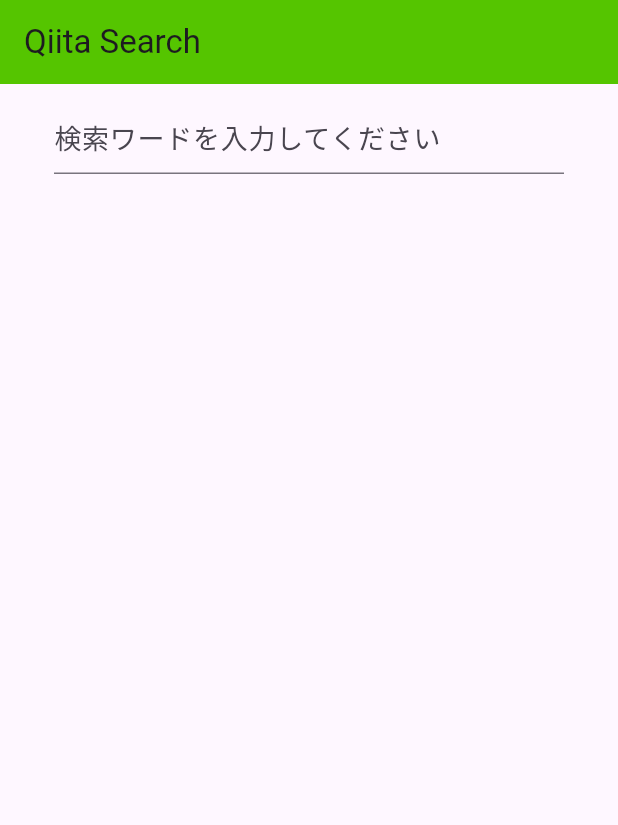
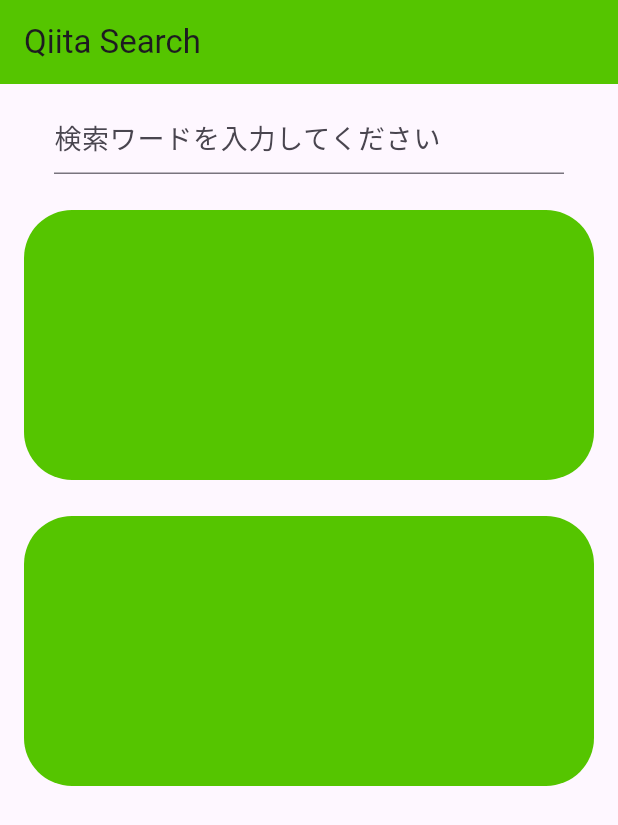
Before and after one commit to naoyamatsunaga/qiita_search, a Flutter app: the screen it shows after launch, on a phone screen of 412 x 824 dp. Shown: the top 825 px of the screen. Run offline on Flutter 3.47's test engine with Material 3 defaults, Android fonts, the phone set to English and light mode, and no system bars; our stand-ins replace flutter_dotenv.

Commit message:
検索結果の

```diff
--- a/lib/screens/search_screen.dart
+++ b/lib/screens/search_screen.dart
@@ -4,6 +4,7 @@
 import 'package:flutter_dotenv/flutter_dotenv.dart';
 import 'package:http/http.dart' as http; // httpという変数を通して、httpパッケージにアクセス
 import 'package:qiita_search/models/article.dart';
+import 'package:qiita_search/widgets/article_container.dart';
 
 class SearchScreen extends StatefulWidget {
   const SearchScreen({super.key});
@@ -46,8 +47,10 @@
                 setState(() => article = results);
               },
             ),
-          )
+          ),
           // 検索一覧
+          const ArticleContainer(),
+          const ArticleContainer(),
         ],
       ),
     );
--- /dev/null
+++ b/lib/widgets/article_container.dart
@@ -0,0 +1,31 @@
+import 'package:flutter/material.dart';
+
+class ArticleContainer extends StatelessWidget {
+  const ArticleContainer({super.key});
+
+  @override
+  Widget build(BuildContext context) {
+    return Padding(
+      padding: const EdgeInsets.symmetric(
+        vertical: 12,
+        horizontal: 16,
+      ),
+      child: Container(
+        height: 180,
+        padding: const EdgeInsets.symmetric(
+          // 余白の指定
+          horizontal: 20,
+          vertical: 16,
+        ),
+        decoration: const BoxDecoration(
+          // 背景色の指定
+          color: Color(0xFF55C500),
+          borderRadius: BorderRadius.all(
+            // 角丸を設定
+            Radius.circular(32),
+          ),
+        ),
+      ),
+    );
+  }
+}
```
